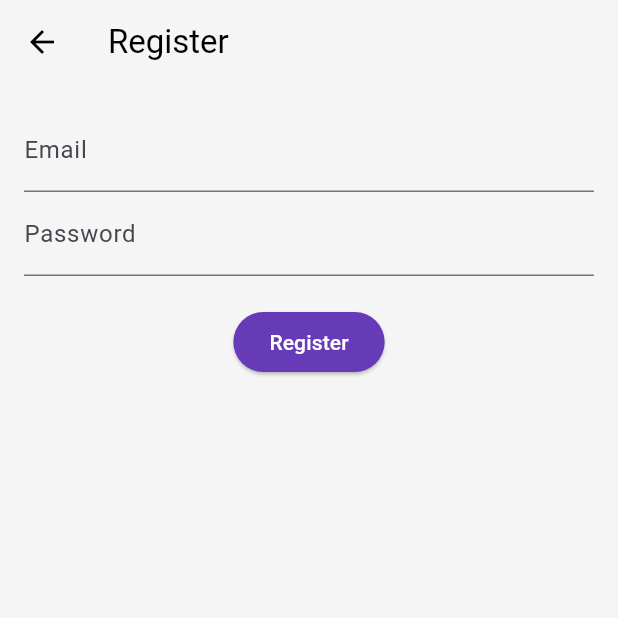
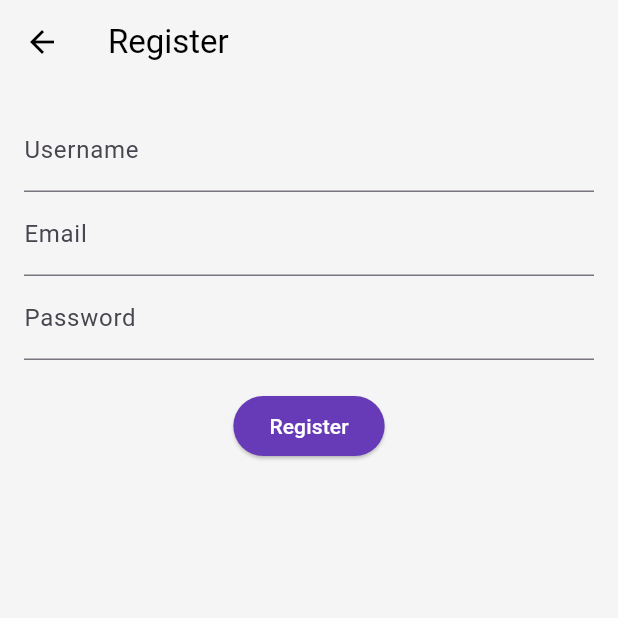
Before and after one commit to Harborg1/Journals, a Flutter app: the screen it shows after launch, after a tap on "Sign In", after a tap on "Don't have an account? Register here", on a phone screen of 412 x 824 dp, the top half of it. Run offline on Flutter 3.47's test engine with Material 3 defaults, Android fonts, the phone set to English and light mode, and no system bars; our stand-ins replace cloud_firestore, firebase_auth, firebase_core, firebase_storage, image_picker, lottie and 1 more; missing offline and left inert: cryptography, encrypt; accounts and stored records are empty.

Commit message:
Add username support to registration and login flow
Users can now register with a unique username, which is stored in Firestore and mapped to their email for login. The login screen accepts either username or email, and the welcome and journal screens display the username. Refactored settings screen class name for consistency and improved image handling in journal entries. Minor UI and logic improvements across screens.

```diff
--- a/flutter_project/lib/screens/journal_screen.dart
+++ b/flutter_project/lib/screens/journal_screen.dart
@@ -9,8 +9,9 @@ import 'package:flutter_project/security/encryption_helper.dart';
 class JournalScreen extends StatefulWidget {
   final String userId;
   final String? userEmail;
+  final String? userName;
 
-  const JournalScreen({super.key, required this.userId, this.userEmail});
+  const JournalScreen({super.key, required this.userId, this.userEmail, this.userName});
 
   @override
   _JournalScreenState createState() => _JournalScreenState();
@@ -83,7 +84,7 @@ class _JournalScreenState extends State<JournalScreen> {
       Navigator.pushAndRemoveUntil(
         context,
         MaterialPageRoute(
-          builder: (context) => WelcomeScreen(userEmail: widget.userEmail ?? ''),
+          builder: (context) => WelcomeScreen(userEmail: widget.userEmail ?? '', username: widget.userName?? ''),
         ),
         (route) => false,
       );
--- a/flutter_project/lib/screens/login_screen.dart
+++ b/flutter_project/lib/screens/login_screen.dart
@@ -14,70 +14,89 @@ class LoginScreen extends StatefulWidget {
 }
 
 class _LoginScreenState extends State<LoginScreen> {
-  late TextEditingController emailController;
+  late TextEditingController identifierController; // username or email
   late TextEditingController passwordController;
   String errorMessage = '';
 
   @override
   void initState() {
     super.initState();
-    emailController = TextEditingController();
+    identifierController = TextEditingController();
     passwordController = TextEditingController();
-
-    // Clear text fields to ensure they don't retain values
-    emailController.clear();
+    identifierController.clear();
     passwordController.clear();
   }
 
   @override
   void dispose() {
-    emailController.dispose();
+    identifierController.dispose();
     passwordController.dispose();
     super.dispose();
   }
 
   Future<void> signIn() async {
+    final identifier = identifierController.text.trim();
     final passwordText = passwordController.text.trim();
+
+    if (identifier.isEmpty || passwordText.isEmpty) {
+      setState(() => errorMessage = 'Both fields are required');
+      return;
+    }
+
     try {
+      // Determine if input is an email or username
+      final bool isEmail = RegExp(r"^[\w-.]+@([\w-]+\.)+[\w-]{2,4}$").hasMatch(identifier);
+      String emailToUse = identifier;
+
+      if (!isEmail) {
+        // Look up email by username
+        final usernameDoc = await FirebaseFirestore.instance
+            .collection('usernames')
+            .doc(identifier)
+            .get();
+
+
+        if (!usernameDoc.exists) {
+          setState(() => errorMessage = 'Username not found');
+          return;
+        }
+
+        emailToUse = usernameDoc['email'];
+      }
+
+      // Sign in with resolved email
       UserCredential userCredential = await FirebaseAuth.instance
-        .signInWithEmailAndPassword(
-      email: emailController.text.trim(),
-      password: passwordText,
-    );
+          .signInWithEmailAndPassword(email: emailToUse, password: passwordText);
 
       final uid = userCredential.user!.uid;
 
-    // 1. Fetch salt and encrypted master key from Firestore
+      // Get data from userDoc field
       final userDoc = await FirebaseFirestore.instance.collection('users').doc(uid).get();
       final salt = userDoc['salt'] as String;
+      final userName = userDoc['username'] as String;
       final encryptedMasterKey = userDoc['encryptedMasterKey'] as String;
-
-    // 2. Derive password-based key
       final derivedKey = await deriveKeyFromPasswordAndSalt(passwordText, salt);
-
-    // 3. Decrypt the master key
       final masterKey = decryptMasterKey(encryptedMasterKey, derivedKey);
 
-    // 4. Store master key in session
       SessionKeyManager().setKey(masterKey);
 
-    // Proceed to welcome screen
-    emailController.clear();
+      // Clear fields and navigate
+      identifierController.clear();
       passwordController.clear();
+
+
       Navigator.pushReplacement(
         context,
         MaterialPageRoute(
-        builder: (context) =>
-            WelcomeScreen(userEmail: userCredential.user!.email!),
+          builder: (context) => WelcomeScreen(userEmail: emailToUse,username: userName),
         ),
       );
     } catch (e) {
       setState(() {
-      errorMessage = e.toString();
+        errorMessage = 'Login failed: ${e.toString()}';
       });
     }
   }
-
 
   @override
   Widget build(BuildContext context) {
@@ -88,15 +107,19 @@ class _LoginScreenState extends State<LoginScreen> {
         child: Column(
           children: [
             TextField(
-              controller: emailController,
-              decoration:
-                  InputDecoration(labelText: 'Email', hintText: 'Enter email'),
+              controller: identifierController,
+              decoration: InputDecoration(
+                labelText: 'Username or Email',
+                hintText: 'Enter your username or email',
+              ),
             ),
             TextField(
               controller: passwordController,
               obscureText: true,
               decoration: InputDecoration(
-                  labelText: 'Password', hintText: 'Enter password'),
+                labelText: 'Password',
+                hintText: 'Enter your password',
+              ),
             ),
             SizedBox(height: 20),
             ElevatedButton(onPressed: signIn, child: Text('Sign In')),
--- a/flutter_project/lib/screens/register_screen.dart
+++ b/flutter_project/lib/screens/register_screen.dart
@@ -13,52 +13,77 @@ class RegisterScreen extends StatefulWidget {
 }
 
 class _RegisterScreenState extends State<RegisterScreen> {
+  final usernameController = TextEditingController();
   final emailController = TextEditingController();
   final passwordController = TextEditingController();
   String errorMessage = '';
 
   Future<void> register() async {
+    final usernameText = usernameController.text.trim();
+    final emailText = emailController.text.trim();
     final passwordText = passwordController.text.trim();
 
+    if (usernameText.isEmpty || emailText.isEmpty || passwordText.isEmpty) {
+      setState(() => errorMessage = 'All fields are required');
+      return;
+    }
+
     try {
-      // 1. Sign up with Firebase Auth
+      // 1. Check if username already exists
+      final existingUsername = await FirebaseFirestore.instance
+          .collection('usernames')
+          .doc(usernameText)
+          .get();
+
+      if (existingUsername.exists) {
+        setState(() => errorMessage = 'Username already taken');
+        return;
+      }
+
+      // 2. Create user with Firebase Auth
       UserCredential userCredential = await FirebaseAuth.instance
           .createUserWithEmailAndPassword(
-        email: emailController.text.trim(),
+        email: emailText,
         password: passwordText,
       );
 
       final uid = userCredential.user?.uid;
-      final email = userCredential.user?.email;
-      if (uid == null || email == null) throw Exception('User creation failed');
+      if (uid == null) throw Exception('User creation failed');
 
-      // 2. Generate salt and master key
+      // 3. Generate salt and master key
       final salt = generateSalt();
       final masterKey = generateMasterKey();
 
-      // 3. Derive password-based key
+      // 4. Derive password-based key
       final derivedKey = await deriveKeyFromPasswordAndSalt(passwordText, salt);
 
-      // 4. Encrypt master key using password-derived key
+      // 5. Encrypt master key
       final encryptedMasterKey = encryptMasterKey(masterKey, derivedKey);
 
-      // 5. Store encryptedMasterKey and salt in Firestore
+      // 6. Store user data in Firestore
       await FirebaseFirestore.instance.collection('users').doc(uid).set({
-        'email': email,
+        'email': emailText,
+        'username': usernameText,
         'createdAt': Timestamp.now(),
         'salt': salt,
         'encryptedMasterKey': encryptedMasterKey,
-        'isDarkMode':false
+        'isDarkMode': false,
       });
 
-      // 6. Store masterKey in session memory for encrypting entries
+      // 7. Store username → email mapping for login lookup
+      await FirebaseFirestore.instance
+          .collection('usernames')
+          .doc(usernameText)
+          .set({'email': emailText});
+
+      // 8. Store master key in session
       SessionKeyManager().setKey(masterKey);
 
-      // 7. Navigate to Welcome screen
+      // 9. Navigate to welcome screen
       Navigator.pushReplacement(
         context,
         MaterialPageRoute(
-          builder: (context) => WelcomeScreen(userEmail: email),
+          builder: (context) => WelcomeScreen(userEmail: emailText, username: usernameText,),
         ),
       );
     } catch (e) {
@@ -76,6 +101,10 @@ class _RegisterScreenState extends State<RegisterScreen> {
         padding: const EdgeInsets.all(16.0),
         child: Column(
           children: [
+            TextField(
+              controller: usernameController,
+              decoration: InputDecoration(labelText: 'Username'),
+            ),
             TextField(
               controller: emailController,
               decoration: InputDecoration(labelText: 'Email'),
```
Also changed, not shown: flutter_project/lib/screens/journal_entries_screen.dart (+18 -6 lines), flutter_project/lib/screens/settings_screen.dart (+5 -5 lines), flutter_project/lib/screens/todo_screen.dart (+5 -5 lines), flutter_project/lib/screens/welcome_screen.dart (+25 -12 lines), 1 other file. Lines whose indentation alone changed are shown as unchanged.
